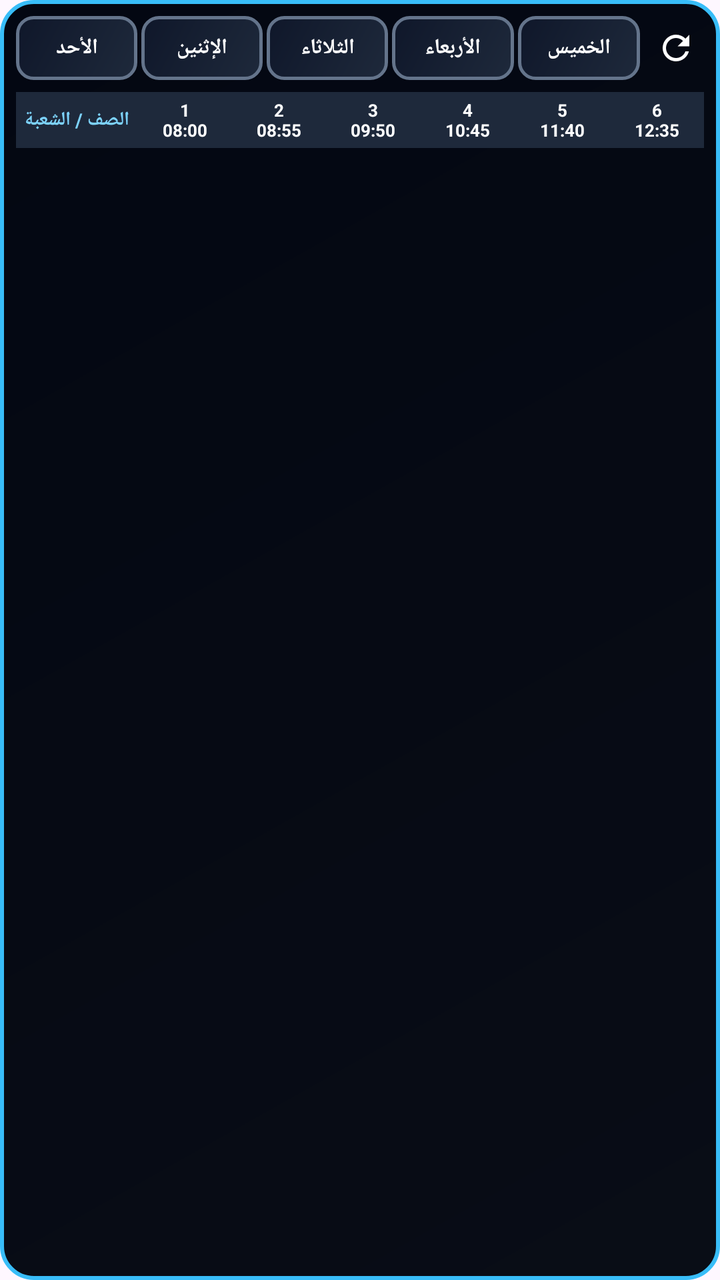
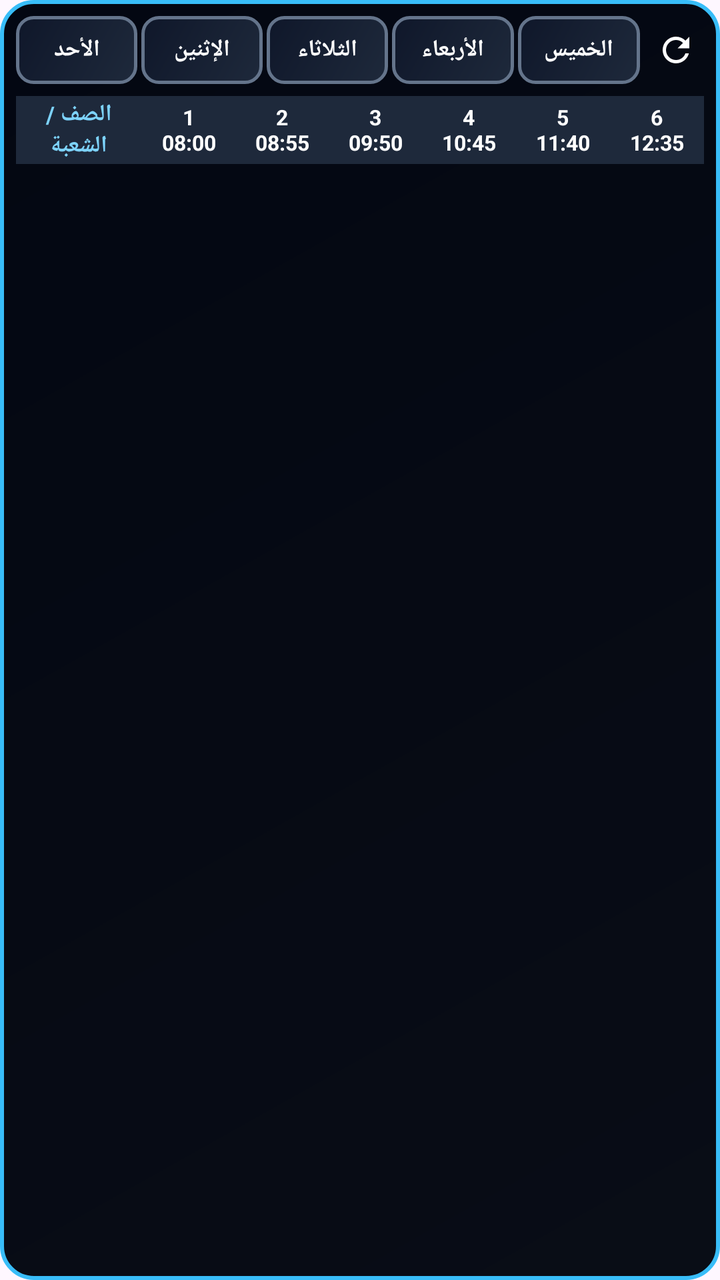

Two renders of the same Android screen: before a commit and after it. Below are the layout's source before the change and the commit's diff.
<!-- AndroidManifest.xml: application theme Theme.SchoolSystem -->
<!-- res/layout/widget_full_schedule.xml -->
<?xml version="1.0" encoding="utf-8"?>
<LinearLayout xmlns:android="http://schemas.android.com/apk/res/android"
    android:id="@+id/widget_root"
    android:layout_width="match_parent"
    android:layout_height="match_parent"
    android:orientation="vertical"
    android:background="@drawable/widget_bg"
    android:padding="8dp">

    
    <LinearLayout
        android:layout_width="match_parent"
        android:layout_height="32dp"
        android:orientation="horizontal"
        android:gravity="center_vertical"
        android:layout_marginBottom="4dp">

        
        <LinearLayout
            android:layout_width="0dp"
            android:layout_height="match_parent"
            android:layout_weight="1"
            android:orientation="horizontal">

            <TextView
                android:id="@+id/btn_day_sun"
                android:layout_width="0dp"
                android:layout_height="match_parent"
                android:layout_weight="1"
                android:layout_marginEnd="2dp"
                android:background="@drawable/widget_item_bg"
                android:gravity="center"
                android:text="الأحد"
                android:textColor="#FFFFFF"
                android:textSize="10.5sp"
                android:textStyle="bold" />

            <TextView
                android:id="@+id/btn_day_mon"
                android:layout_width="0dp"
                android:layout_height="match_parent"
                android:layout_weight="1"
                android:layout_marginEnd="2dp"
                android:background="@drawable/widget_item_bg"
                android:gravity="center"
                android:text="الإثنين"
                android:textColor="#FFFFFF"
                android:textSize="10.5sp"
                android:textStyle="bold" />

            <TextView
                android:id="@+id/btn_day_tue"
                android:layout_width="0dp"
                android:layout_height="match_parent"
                android:layout_weight="1"
                android:layout_marginEnd="2dp"
                android:background="@drawable/widget_item_bg"
                android:gravity="center"
                android:text="الثلاثاء"
                android:textColor="#FFFFFF"
                android:textSize="10.5sp"
                android:textStyle="bold" />

            <TextView
                android:id="@+id/btn_day_wed"
                android:layout_width="0dp"
                android:layout_height="match_parent"
                android:layout_weight="1"
                android:layout_marginEnd="2dp"
                android:background="@drawable/widget_item_bg"
                android:gravity="center"
                android:text="الأربعاء"
                android:textColor="#FFFFFF"
                android:textSize="10.5sp"
                android:textStyle="bold" />

            <TextView
                android:id="@+id/btn_day_thu"
                android:layout_width="0dp"
                android:layout_height="match_parent"
                android:layout_weight="1"
                android:background="@drawable/widget_item_bg"
                android:gravity="center"
                android:text="الخميس"
                android:textColor="#FFFFFF"
                android:textSize="10.5sp"
                android:textStyle="bold" />
        </LinearLayout>

        <ImageView
            android:id="@+id/widget_btn_refresh"
            android:layout_width="28dp"
            android:layout_height="28dp"
            android:layout_marginStart="4dp"
            android:src="@drawable/ic_widget_refresh"
            android:padding="4dp"
            android:background="?android:attr/selectableItemBackgroundBorderless"
            android:contentDescription="تحديث" />
</LinearLayout>

    
    <LinearLayout
        android:layout_width="match_parent"
        android:layout_height="28dp"
        android:orientation="horizontal"
        android:gravity="center_vertical"
        android:background="#1E293B"
        android:layout_marginTop="2dp"
        android:layout_marginBottom="2dp">

        <TextView
            android:layout_width="0dp"
            android:layout_height="match_parent"
            android:layout_weight="1.3"
            android:text="الصف / الشعبة"
            android:textColor="#7DD3FC"
            android:textSize="9.5sp"
            android:textStyle="bold"
            android:gravity="center" />

        <TextView
            android:id="@+id/header_lesson_1"
            android:layout_width="0dp"
            android:layout_height="match_parent"
            android:layout_weight="1"
            android:text="1\n08:00"
            android:textColor="#FFFFFF"
            android:textStyle="bold"
            android:textSize="8.5sp"
            android:gravity="center" />

        <TextView
            android:id="@+id/header_lesson_2"
            android:layout_width="0dp"
            android:layout_height="match_parent"
            android:layout_weight="1"
            android:text="2\n08:55"
            android:textColor="#FFFFFF"
            android:textStyle="bold"
            android:textSize="8.5sp"
            android:gravity="center" />

        <TextView
            android:id="@+id/header_lesson_3"
            android:layout_width="0dp"
            android:layout_height="match_parent"
            android:layout_weight="1"
            android:text="3\n09:50"
            android:textColor="#FFFFFF"
            android:textStyle="bold"
            android:textSize="8.5sp"
            android:gravity="center" />

        <TextView
            android:id="@+id/header_lesson_4"
            android:layout_width="0dp"
            android:layout_height="match_parent"
            android:layout_weight="1"
            android:text="4\n10:45"
            android:textColor="#FFFFFF"
            android:textStyle="bold"
            android:textSize="8.5sp"
            android:gravity="center" />

        <TextView
            android:id="@+id/header_lesson_5"
            android:layout_width="0dp"
            android:layout_height="match_parent"
            android:layout_weight="1"
            android:text="5\n11:40"
            android:textColor="#FFFFFF"
            android:textStyle="bold"
            android:textSize="8.5sp"
            android:gravity="center" />

        <TextView
            android:id="@+id/header_lesson_6"
            android:layout_width="0dp"
            android:layout_height="match_parent"
            android:layout_weight="1"
            android:text="6\n12:35"
            android:textColor="#FFFFFF"
            android:textStyle="bold"
            android:textSize="8.5sp"
            android:gravity="center" />
    </LinearLayout>

    
    <ListView
        android:id="@+id/widget_list_view"
        android:layout_width="match_parent"
        android:layout_height="0dp"
        android:layout_weight="1"
        android:divider="#0F172A"
        android:dividerHeight="2dp"
        android:scrollbars="none" />

    
    <TextView
        android:id="@+id/widget_empty_view"
        android:layout_width="match_parent"
        android:layout_height="0dp"
        android:layout_weight="1"
        android:gravity="center"
        android:text="لا توجد دروس مسجلة اليوم ☕"
        android:textColor="#94A3B8"
        android:textSize="12sp"
        android:visibility="gone" />

</LinearLayout>
<!-- resources referenced by this layout -->
<resources>
  <!-- drawable ic_widget_refresh (drawable) -->
  <vector xmlns:android="http://schemas.android.com/apk/res/android"
      android:width="24dp"
      android:height="24dp"
      android:viewportWidth="24"
      android:viewportHeight="24">
    <path
        android:fillColor="#FFFFFFFF"
        android:pathData="M17.65,6.35C16.2,4.9 14.21,4 12,4c-4.42,0 -7.99,3.58 -7.99,8s3.57,8 7.99,8c3.73,0 6.84,-2.55 7.73,-6h-2.08c-0.82,2.33 -3.04,4 -5.65,4 -3.31,0 -6,-2.69 -6,-6s2.69,-6 6,-6c1.66,0 3.14,0.69 4.22,1.78L13,11h7V4l-2.35,2.35z"/>
  </vector>
  <!-- drawable widget_bg (drawable) -->
  <?xml version="1.0" encoding="utf-8"?>
  <shape xmlns:android="http://schemas.android.com/apk/res/android"
      android:shape="rectangle">
      <gradient
          android:startColor="#090D16"
          android:endColor="#030712"
          android:angle="135" />
      <corners android:radius="16dp" />
      <stroke android:width="2dp" android:color="#38BDF8" />
  </shape>
  <!-- drawable widget_item_bg (drawable) -->
  <?xml version="1.0" encoding="utf-8"?>
  <shape xmlns:android="http://schemas.android.com/apk/res/android"
      android:shape="rectangle">
      <gradient
          android:startColor="#1E293B"
          android:endColor="#0F172A"
          android:angle="135" />
      <corners android:radius="8dp" />
      <stroke android:width="1.5dp" android:color="#64748B" />
  </shape>
  <style name="Theme.SchoolSystem" parent="Theme.Material3.Light.NoActionBar">
      </style>
</resources>

<!-- the commit's change to res/layout/widget_full_schedule.xml (unified diff, before → after) -->
@@ -10,7 +10,7 @@
     
     <LinearLayout
         android:layout_width="match_parent"
-        android:layout_height="32dp"
+        android:layout_height="34dp"
         android:orientation="horizontal"
         android:gravity="center_vertical"
         android:layout_marginBottom="4dp">
@@ -32,7 +32,7 @@
                 android:gravity="center"
                 android:text="الأحد"
                 android:textColor="#FFFFFF"
-                android:textSize="10.5sp"
+                android:textSize="11.5sp"
                 android:textStyle="bold" />
 
             <TextView
@@ -45,7 +45,7 @@
                 android:gravity="center"
                 android:text="الإثنين"
                 android:textColor="#FFFFFF"
-                android:textSize="10.5sp"
+                android:textSize="11.5sp"
                 android:textStyle="bold" />
 
             <TextView
@@ -58,7 +58,7 @@
                 android:gravity="center"
                 android:text="الثلاثاء"
                 android:textColor="#FFFFFF"
-                android:textSize="10.5sp"
+                android:textSize="11.5sp"
                 android:textStyle="bold" />
 
             <TextView
@@ -71,7 +71,7 @@
                 android:gravity="center"
                 android:text="الأربعاء"
                 android:textColor="#FFFFFF"
-                android:textSize="10.5sp"
+                android:textSize="11.5sp"
                 android:textStyle="bold" />
 
             <TextView
@@ -83,7 +83,7 @@
                 android:gravity="center"
                 android:text="الخميس"
                 android:textColor="#FFFFFF"
-                android:textSize="10.5sp"
+                android:textSize="11.5sp"
                 android:textStyle="bold" />
         </LinearLayout>
 
@@ -96,12 +96,12 @@
             android:padding="4dp"
             android:background="?android:attr/selectableItemBackgroundBorderless"
             android:contentDescription="تحديث" />
-</LinearLayout>
+    </LinearLayout>
 
     
     <LinearLayout
         android:layout_width="match_parent"
-        android:layout_height="28dp"
+        android:layout_height="34dp"
         android:orientation="horizontal"
         android:gravity="center_vertical"
         android:background="#1E293B"
@@ -111,10 +111,10 @@
         <TextView
             android:layout_width="0dp"
             android:layout_height="match_parent"
-            android:layout_weight="1.3"
+            android:layout_weight="1.35"
             android:text="الصف / الشعبة"
             android:textColor="#7DD3FC"
-            android:textSize="9.5sp"
+            android:textSize="11.5sp"
             android:textStyle="bold"
             android:gravity="center" />
 
@@ -126,7 +126,7 @@
             android:text="1\n08:00"
             android:textColor="#FFFFFF"
             android:textStyle="bold"
-            android:textSize="8.5sp"
+            android:textSize="10.5sp"
             android:gravity="center" />
 
         <TextView
@@ -137,7 +137,7 @@
             android:text="2\n08:55"
             android:textColor="#FFFFFF"
             android:textStyle="bold"
-            android:textSize="8.5sp"
+            android:textSize="10.5sp"
             android:gravity="center" />
 
         <TextView
@@ -148,7 +148,7 @@
             android:text="3\n09:50"
             android:textColor="#FFFFFF"
             android:textStyle="bold"
-            android:textSize="8.5sp"
+            android:textSize="10.5sp"
             android:gravity="center" />
 
         <TextView
@@ -159,7 +159,7 @@
             android:text="4\n10:45"
             android:textColor="#FFFFFF"
             android:textStyle="bold"
-            android:textSize="8.5sp"
+            android:textSize="10.5sp"
             android:gravity="center" />
 
         <TextView
@@ -170,7 +170,7 @@
             android:text="5\n11:40"
             android:textColor="#FFFFFF"
             android:textStyle="bold"
-            android:textSize="8.5sp"
+            android:textSize="10.5sp"
             android:gravity="center" />
 
         <TextView
@@ -181,7 +181,7 @@
             android:text="6\n12:35"
             android:textColor="#FFFFFF"
             android:textStyle="bold"
-            android:textSize="8.5sp"
+            android:textSize="10.5sp"
             android:gravity="center" />
     </LinearLayout>
 
